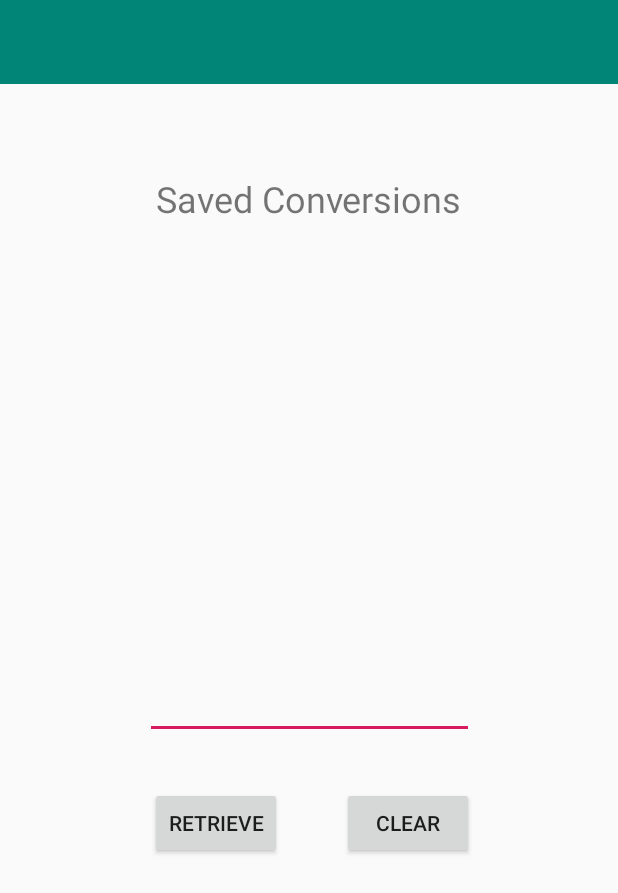
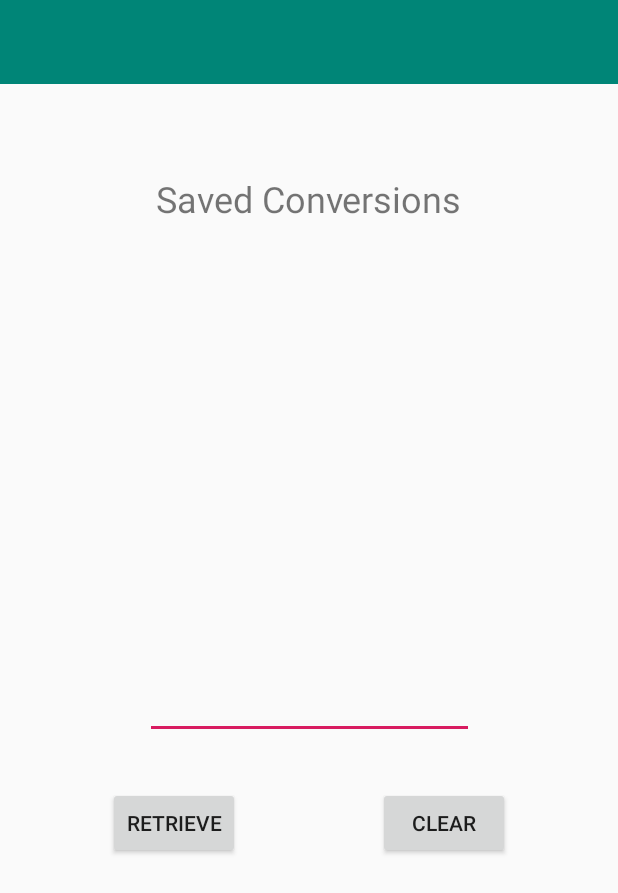
Before and after one commit to adelkesc/UnitConversionApp, an Android app: the ConversionRetrieval screen opened directly, with no data from a screen before it, after a tap on "RETRIEVE", on a phone screen of 412 x 824 dp. Shown: the top 893 px of the screen. Run offline under Robolectric (Android 15) with nearby library versions, the phone set to English and light mode, and no system bars; our stand-ins replace Firebase (no records; nobody signed in at launch, a user with empty details on screens opened directly); 1 statement that could not run was skipped.

```diff
--- a/app/src/main/java/com/example/courseproject/ConversionRetrieval.java
+++ b/app/src/main/java/com/example/courseproject/ConversionRetrieval.java
@@ -3,6 +3,7 @@ package com.example.courseproject;
 import android.support.annotation.NonNull;
 import android.support.v7.app.AppCompatActivity;
 import android.os.Bundle;
+import android.util.Log;
 import android.view.View;
 import android.widget.Button;
 
@@ -14,6 +15,7 @@ import com.google.firebase.database.ValueEventListener;
 
 public class ConversionRetrieval extends AppCompatActivity {
 
+    private static final String TAG = "PostActivityDetails";
     private DatabaseReference appDatabase;
 
     @Override
@@ -24,21 +26,22 @@ public class ConversionRetrieval extends AppCompatActivity {
         Button retrieveButton = (Button) findViewById(R.id.retrieveButton);
         Button clearButton = (Button) findViewById(R.id.saveButton);
 
-        appDatabase = FirebaseDatabase.getInstance().getReference().child("SavedConversions");
+        appDatabase = FirebaseDatabase.getInstance().getReference();
 
         retrieveButton.setOnClickListener(new View.OnClickListener(){
             @Override
             public void onClick(View v) {
-                appDatabase.child("SavedConversions").addValueEventListener
-                        (new ValueEventListener() {
+                appDatabase.child("SavedConversions").addListenerForSingleValueEvent(
+                        new ValueEventListener() {
                     @Override
                     public void onDataChange(@NonNull DataSnapshot dataSnapshot) {
-
+                        int savedValue = dataSnapshot.child("SavedConversions")
+                                .getValue(Integer.class);
                     }
 
                     @Override
                     public void onCancelled(@NonNull DatabaseError databaseError) {
-
+                        Log.w(TAG, "onCancelled", databaseError.toException());
                     }
                 });
             }
--- a/app/src/main/res/layout/activity_conversion_retrieval.xml
+++ b/app/src/main/res/layout/activity_conversion_retrieval.xml
@@ -48,7 +48,7 @@
         android:id="@+id/retrieveButton"
         android:layout_width="wrap_content"
         android:layout_height="wrap_content"
-        android:layout_marginStart="100dp"
+        android:layout_marginStart="72dp"
         android:layout_marginTop="32dp"
         android:text="Retrieve"
         app:layout_constraintStart_toStartOf="parent"
@@ -60,7 +60,7 @@
         android:layout_height="wrap_content"
         android:layout_marginStart="8dp"
         android:layout_marginTop="32dp"
-        android:layout_marginEnd="96dp"
+        android:layout_marginEnd="72dp"
         android:text="Clear"
         app:layout_constraintEnd_toEndOf="parent"
         app:layout_constraintHorizontal_bias="1.0"
--- a/app/src/main/res/layout/activity_velocity.xml
+++ b/app/src/main/res/layout/activity_velocity.xml
@@ -24,7 +24,7 @@
         android:layout_marginStart="8dp"
         android:layout_marginTop="28dp"
         android:layout_marginEnd="8dp"
-        android:text="Enter Volume Units"
+        android:text="Enter Velocity Units"
         android:gravity="center_horizontal"
         android:textSize="26sp"
         app:layout_constraintEnd_toEndOf="parent"
```
Also changed, not shown: app/src/main/java/com/example/courseproject/SettingsPreferences.java (+0 -16 lines).
